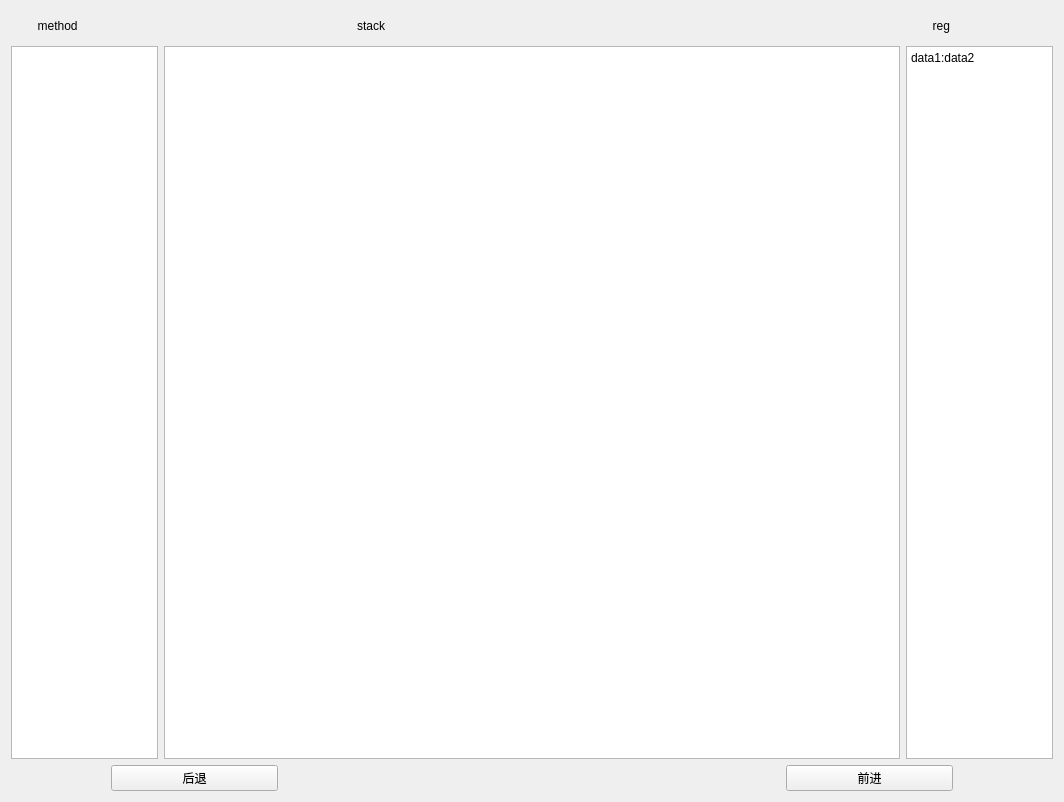
Above: stack.ui from TrackNNN/2021_-Graduation_project before the change. Below: the same form after it.
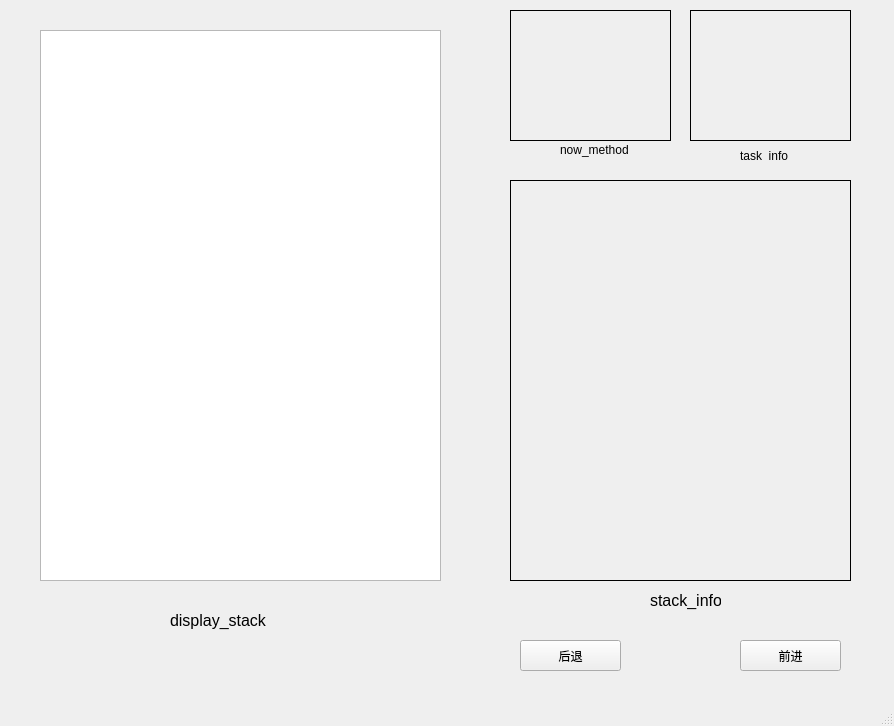
That is the form after the change.

```diff
--- a/stack.ui
+++ b/stack.ui
@@ -1,114 +1,197 @@
 <?xml version="1.0" encoding="UTF-8"?>
 <ui version="4.0">
- <class>Form</class>
- <widget class="QWidget" name="Form">
+ <class>MainWindow</class>
+ <widget class="QMainWindow" name="MainWindow">
   <property name="geometry">
    <rect>
     <x>0</x>
     <y>0</y>
-    <width>1064</width>
-    <height>802</height>
+    <width>894</width>
+    <height>726</height>
    </rect>
   </property>
   <property name="windowTitle">
    <string>Form</string>
   </property>
-  <layout class="QVBoxLayout" name="verticalLayout_4" stretch="10,1">
-   <item>
-    <layout class="QHBoxLayout" name="horizontalLayout" stretch="1,5,1">
-     <item>
-      <layout class="QVBoxLayout" name="verticalLayout_2" stretch="1,25">
-       <item>
-        <widget class="QLabel" name="label">
-         <property name="text">
-          <string>        method</string>
-         </property>
-        </widget>
-       </item>
-       <item>
-        <widget class="QListView" name="listView"/>
-       </item>
-      </layout>
-     </item>
-     <item>
-      <layout class="QVBoxLayout" name="verticalLayout" stretch="1,25">
-       <item>
-        <widget class="QLabel" name="label_2">
-         <property name="text">
-          <string>                                                          stack</string>
-         </property>
-        </widget>
-       </item>
-       <item>
-        <widget class="QGraphicsView" name="graphicsView"/>
-       </item>
-      </layout>
-     </item>
-     <item>
-      <layout class="QVBoxLayout" name="verticalLayout_3" stretch="1,25">
-       <item>
-        <widget class="QLabel" name="label_3">
-         <property name="text">
-          <string>        reg</string>
-         </property>
-        </widget>
-       </item>
-       <item>
-        <widget class="QTextBrowser" name="textBrowser">
-         <property name="html">
-          <string>&lt;!DOCTYPE HTML PUBLIC &quot;-//W3C//DTD HTML 4.0//EN&quot; &quot;http://www.w3.org/TR/REC-html40/strict.dtd&quot;&gt;
-&lt;html&gt;&lt;head&gt;&lt;meta name=&quot;qrichtext&quot; content=&quot;1&quot; /&gt;&lt;style type=&quot;text/css&quot;&gt;
-p, li { white-space: pre-wrap; }
-&lt;/style&gt;&lt;/head&gt;&lt;body style=&quot; font-family:'SimSun'; font-size:9pt; font-weight:400; font-style:normal;&quot;&gt;
-&lt;p style=&quot; margin-top:0px; margin-bottom:0px; margin-left:0px; margin-right:0px; -qt-block-indent:0; text-indent:0px;&quot;&gt;data1:data2&lt;/p&gt;&lt;/body&gt;&lt;/html&gt;</string>
-         </property>
-        </widget>
-       </item>
-      </layout>
-     </item>
-    </layout>
-   </item>
-   <item>
-    <layout class="QHBoxLayout" name="horizontalLayout_4" stretch="1,3,1">
-     <property name="leftMargin">
-      <number>100</number>
-     </property>
-     <property name="rightMargin">
-      <number>100</number>
-     </property>
-     <item>
-      <widget class="QPushButton" name="pushButton">
-       <property name="text">
-        <string>后退</string>
-       </property>
-      </widget>
-     </item>
-     <item>
-      <spacer name="horizontalSpacer">
-       <property name="orientation">
-        <enum>Qt::Horizontal</enum>
-       </property>
-       <property name="sizeType">
-        <enum>QSizePolicy::Preferred</enum>
-       </property>
-       <property name="sizeHint" stdset="0">
-        <size>
-         <width>40</width>
-         <height>20</height>
-        </size>
-       </property>
-      </spacer>
-     </item>
-     <item>
-      <widget class="QPushButton" name="pushButton_2">
-       <property name="text">
-        <string>前进</string>
-       </property>
-      </widget>
-     </item>
-    </layout>
-   </item>
-  </layout>
+  <widget class="QWidget" name="centralwidget">
+   <widget class="QTableWidget" name="show_stack">
+    <property name="geometry">
+     <rect>
+      <x>40</x>
+      <y>30</y>
+      <width>401</width>
+      <height>551</height>
+     </rect>
+    </property>
+   </widget>
+   <widget class="QLabel" name="task_info">
+    <property name="geometry">
+     <rect>
+      <x>690</x>
+      <y>10</y>
+      <width>161</width>
+      <height>131</height>
+     </rect>
+    </property>
+    <property name="font">
+     <font>
+      <family>微软雅黑</family>
+      <pointsize>8</pointsize>
+     </font>
+    </property>
+    <property name="frameShape">
+     <enum>QFrame::Box</enum>
+    </property>
+    <property name="text">
+     <string/>
+    </property>
+   </widget>
+   <widget class="QLabel" name="stack_info">
+    <property name="geometry">
+     <rect>
+      <x>510</x>
+      <y>180</y>
+      <width>341</width>
+      <height>401</height>
+     </rect>
+    </property>
+    <property name="font">
+     <font>
+      <family>微软雅黑</family>
+      <pointsize>8</pointsize>
+     </font>
+    </property>
+    <property name="frameShape">
+     <enum>QFrame::Box</enum>
+    </property>
+    <property name="text">
+     <string/>
+    </property>
+   </widget>
+   <widget class="QPushButton" name="forward_button">
+    <property name="geometry">
+     <rect>
+      <x>740</x>
+      <y>640</y>
+      <width>101</width>
+      <height>31</height>
+     </rect>
+    </property>
+    <property name="text">
+     <string>前进</string>
+    </property>
+   </widget>
+   <widget class="QLabel" name="method_info">
+    <property name="geometry">
+     <rect>
+      <x>510</x>
+      <y>10</y>
+      <width>161</width>
+      <height>131</height>
+     </rect>
+    </property>
+    <property name="font">
+     <font>
+      <family>微软雅黑</family>
+      <pointsize>8</pointsize>
+     </font>
+    </property>
+    <property name="frameShape">
+     <enum>QFrame::Box</enum>
+    </property>
+    <property name="text">
+     <string/>
+    </property>
+   </widget>
+   <widget class="QPushButton" name="back_button">
+    <property name="geometry">
+     <rect>
+      <x>520</x>
+      <y>640</y>
+      <width>101</width>
+      <height>31</height>
+     </rect>
+    </property>
+    <property name="text">
+     <string>后退</string>
+    </property>
+   </widget>
+   <widget class="QLabel" name="label">
+    <property name="geometry">
+     <rect>
+      <x>170</x>
+      <y>600</y>
+      <width>101</width>
+      <height>41</height>
+     </rect>
+    </property>
+    <property name="font">
+     <font>
+      <family>Arial</family>
+      <pointsize>12</pointsize>
+     </font>
+    </property>
+    <property name="text">
+     <string>display_stack</string>
+    </property>
+   </widget>
+   <widget class="QLabel" name="label_2">
+    <property name="geometry">
+     <rect>
+      <x>740</x>
+      <y>150</y>
+      <width>54</width>
+      <height>12</height>
+     </rect>
+    </property>
+    <property name="text">
+     <string>task_info</string>
+    </property>
+   </widget>
+   <widget class="QLabel" name="label_3">
+    <property name="geometry">
+     <rect>
+      <x>650</x>
+      <y>590</y>
+      <width>71</width>
+      <height>21</height>
+     </rect>
+    </property>
+    <property name="font">
+     <font>
+      <family>Arial</family>
+      <pointsize>12</pointsize>
+     </font>
+    </property>
+    <property name="text">
+     <string>stack_info</string>
+    </property>
+   </widget>
+   <widget class="QLabel" name="label_4">
+    <property name="geometry">
+     <rect>
+      <x>560</x>
+      <y>140</y>
+      <width>71</width>
+      <height>20</height>
+     </rect>
+    </property>
+    <property name="text">
+     <string>now_method</string>
+    </property>
+   </widget>
+  </widget>
+  <widget class="QMenuBar" name="menubar">
+   <property name="geometry">
+    <rect>
+     <x>0</x>
+     <y>0</y>
+     <width>894</width>
+     <height>23</height>
+    </rect>
+   </property>
+  </widget>
+  <widget class="QStatusBar" name="statusbar"/>
  </widget>
  <resources/>
  <connections/>
```
Left out of the diff: 2 changed lines with no effect on the pictures.
